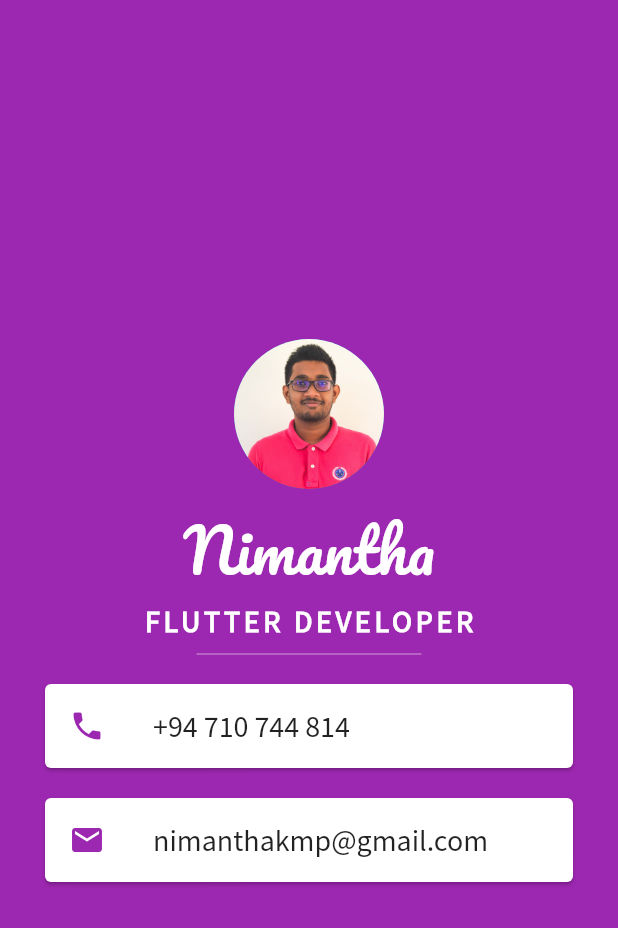
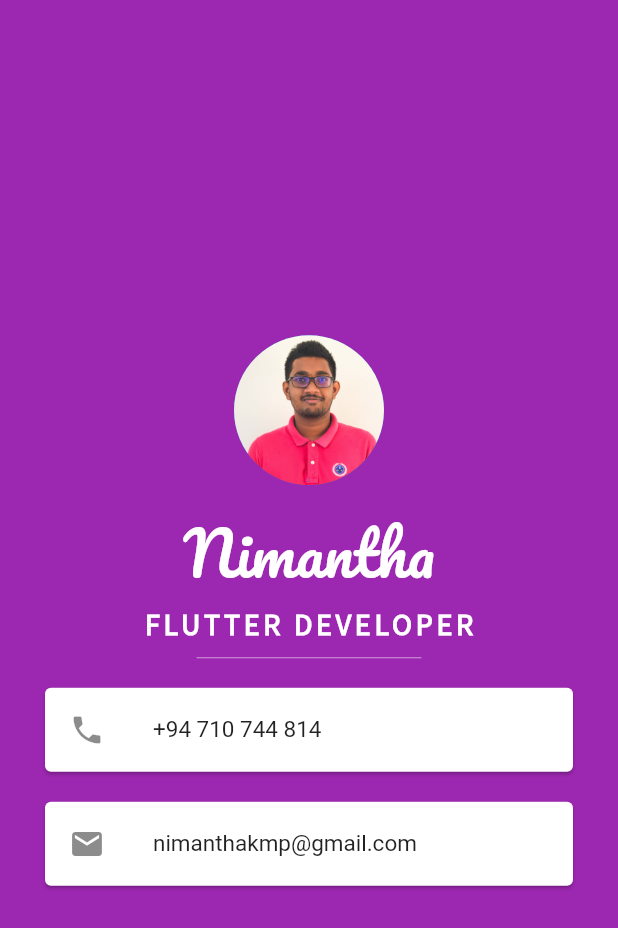
Before and after one commit to nixx49/mi_card_app_flutter, a Flutter app: the screen it shows after launch, on a phone screen of 412 x 824 dp. Shown: the top 928 px of the screen. Run offline on Flutter 3.47's test engine with Material 2 defaults, Android fonts, the phone set to English and light mode, and no system bars.

Commit message:
Update main.dart

```diff
--- a/lib/main.dart
+++ b/lib/main.dart
@@ -11,7 +11,6 @@ class Myapp extends StatelessWidget {
   Widget build(BuildContext context) {
     return MaterialApp(
       home: Scaffold(
-        //appBar: AppBar(),
         backgroundColor: Colors.purple,
         body: SafeArea(
             child: Column(
@@ -19,72 +18,54 @@ class Myapp extends StatelessWidget {
           children: const <Widget>[
             CircleAvatar(
               radius: 50,
-                backgroundImage: AssetImage("images/nimantha.jpg"),
+              backgroundImage: AssetImage('images/nimantha.jpg'),
             ),
             SizedBox(
-                height: 5,
+              height: 10,
             ),
             Text(
-                "Nimantha",
+              'Nimantha',
               style: TextStyle(
-                    fontFamily: 'Pacifico',
-                    fontSize: 40.0,
-                    //fontWeight: FontWeight.bold,
-                    color: Colors.white),
+
+                  color: Colors.white,
+                  fontSize: 40,
+                  fontFamily: 'Pacifico'),
             ),
             Text(
-                "FLUTTER DEVELOPER",
+              'FLUTTER DEVELOPER',
               style: TextStyle(
                   fontFamily: 'Source Sans Pro',
-                    fontSize: 20.0,
-                    fontWeight: FontWeight.bold,
                   color: Colors.white,
-                    letterSpacing: 2.5),
+                  letterSpacing: 2.5,
+                  fontSize: 20,
+                  fontWeight: FontWeight.bold),
             ),
-              SizedBox(
-                height: 20,
-                width: 150,
-                child: Divider(
-                  color: Colors.white54,
+
+            SizedBox(height: 20, width: 150,
+            child: Divider(color: Colors.white54,),),
+
+            Card(
+              margin: EdgeInsets.symmetric(vertical: 10, horizontal: 30,),
+              child: ListTile(
+                leading: Icon(Icons.phone),
+                title: Text(
+                  '+94 710 744 814',
+                  style: TextStyle(fontSize: 15),
+                ),
               ),
             ),
             Card(
-                  color: Colors.white,
-                  margin: EdgeInsets.symmetric(vertical: 10, horizontal: 30),
-                  //padding: const EdgeInsets.all(10) ,
+              margin: EdgeInsets.symmetric(vertical: 10, horizontal: 30,),
               child: ListTile(
-                    leading: Icon(
-                      Icons.phone,
-                      color: Colors.purple,
-                    ),
+                leading: Icon(Icons.mail),
                 title: Text(
-                      "+94 710 744 814",
-                      style: TextStyle(
-                        fontFamily: 'Source Sans Pro',
-                        fontSize: 20.0,
+                  'nimanthakmp@gmail.com',
+                  style: TextStyle(fontSize: 15),
                 ),
               ),
+            )
+          ],
         )),
-              Card(
-                  color: Colors.white,
-                  margin: EdgeInsets.symmetric(vertical: 10, horizontal: 30),
-                  //padding: const EdgeInsets.all(10) ,
-                  child: ListTile(
-                    leading: Icon(
-                      Icons.email,
-                      color: Colors.purple,
-                    ),
-                    title: Text(
-                      "nimanthakmp@gmail.com",
-                      style: TextStyle(
-                        fontFamily: 'Source Sans Pro',
-                        fontSize: 20.0,
-                      ),
-                    ),
-                  )),
-            ],
-          ),
-        ),
       ),
     );
   }
```
Lines whose indentation alone changed are shown as unchanged.
